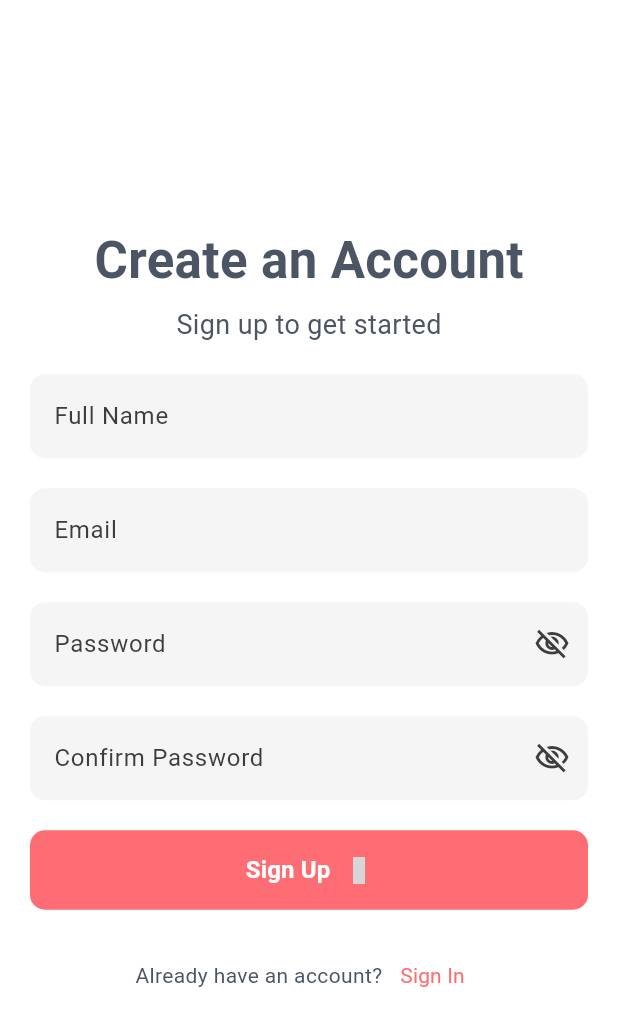
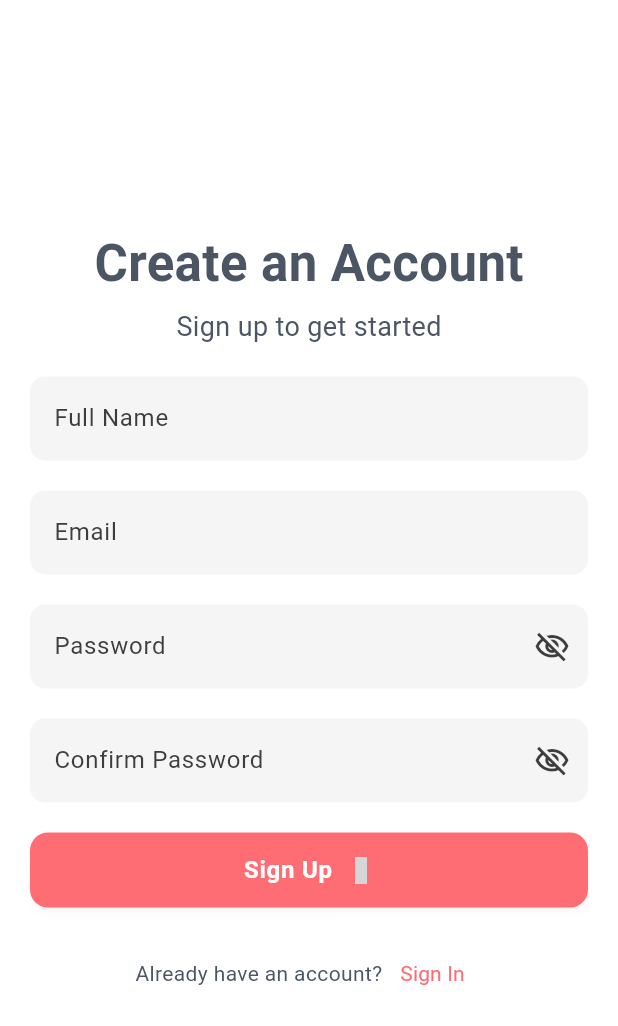
Before and after one commit to Reh4m/simple-register-app, a Flutter app: the screen it shows after launch, after a tap on "Sign In", after a tap on "Sign Up", on a phone screen of 412 x 824 dp. Shown: the top 1026 px of the screen. Run offline on Flutter 3.47's test engine with Material 3 defaults, Android fonts, the phone set to English and light mode, and no system bars; our stand-ins replace dartz, equatable, get_it, go_router, hugeicons, image_picker and 3 more; accounts and stored records are empty; grey boxes are pictures that could not be loaded.

Commit message:
Refactor (AuthScreens): Using 'CustomButton' widget for CTA button

```diff
--- a/lib/src/presentation/screens/auth/sign_in_screen.dart
+++ b/lib/src/presentation/screens/auth/sign_in_screen.dart
@@ -5,6 +5,7 @@ import 'package:provider/provider.dart';
 import 'package:simple_register_app/src/core/utils/validators.dart';
 import 'package:simple_register_app/src/domain/entities/sign_in_entity.dart';
 import 'package:simple_register_app/src/presentation/providers/auth_provider.dart';
+import 'package:simple_register_app/src/presentation/utils/custom_button.dart';
 import 'package:simple_register_app/src/presentation/utils/toast_notification.dart';
 
 class SignInScreen extends StatefulWidget {
@@ -173,38 +174,19 @@ class _SignInScreenState extends State<SignInScreen> {
   }
 
   Widget _buildSignInButton(bool isLoading) {
-    return FilledButton(
+    return CustomButton(
       onPressed: !isLoading ? _handleSignIn : null,
-      style: TextButton.styleFrom(
-        padding: const EdgeInsets.symmetric(vertical: 15.0),
-        shape: RoundedRectangleBorder(
-          borderRadius: BorderRadius.circular(10.0),
-        ),
-        minimumSize: const Size(double.infinity, 0),
+      text: 'Sign In',
+      variant: ButtonVariant.primary,
+      isLoading: isLoading,
+      width: double.infinity,
+      icon: const HugeIcon(
+        icon: HugeIcons.strokeRoundedArrowRight02,
+        color: Colors.white,
+        size: 18,
+        strokeWidth: 2.5,
       ),
-      child:
-          isLoading
-              ? const SizedBox(
-                height: 21.0,
-                width: 21.0,
-                child: CircularProgressIndicator(strokeWidth: 3.0),
-              )
-              : const Row(
-                mainAxisAlignment: MainAxisAlignment.center,
-                children: [
-                  Text(
-                    'Sign In',
-                    style: TextStyle(fontSize: 16, fontWeight: FontWeight.w600),
-                  ),
-                  SizedBox(width: 10),
-                  HugeIcon(
-                    icon: HugeIcons.strokeRoundedArrowRight02,
-                    color: Colors.white,
-                    size: 18,
-                    strokeWidth: 2.5,
-                  ),
-                ],
-              ),
+      iconPosition: ButtonIconPosition.right,
     );
   }
 
--- a/lib/src/presentation/screens/auth/sign_up_screen.dart
+++ b/lib/src/presentation/screens/auth/sign_up_screen.dart
@@ -6,6 +6,7 @@ import 'package:provider/provider.dart';
 import 'package:simple_register_app/src/core/utils/validators.dart';
 import 'package:simple_register_app/src/domain/entities/sign_up_entity.dart';
 import 'package:simple_register_app/src/presentation/providers/auth_provider.dart';
+import 'package:simple_register_app/src/presentation/utils/custom_button.dart';
 import 'package:simple_register_app/src/presentation/utils/toast_notification.dart';
 
 class SignUpScreen extends StatefulWidget {
@@ -243,38 +244,19 @@ class _SignUpScreenState extends State<SignUpScreen> {
   }
 
   Widget _buildSignUpButton(bool isLoading) {
-    return FilledButton(
+    return CustomButton(
       onPressed: !isLoading ? _handleSignUp : null,
-      style: TextButton.styleFrom(
-        padding: const EdgeInsets.symmetric(vertical: 15.0),
-        shape: RoundedRectangleBorder(
-          borderRadius: BorderRadius.circular(10.0),
-        ),
-        minimumSize: const Size(double.infinity, 0),
+      text: 'Sign Up',
+      variant: ButtonVariant.primary,
+      isLoading: isLoading,
+      width: double.infinity,
+      icon: const HugeIcon(
+        icon: HugeIcons.strokeRoundedArrowRight02,
+        color: Colors.white,
+        size: 18,
+        strokeWidth: 2.5,
       ),
-      child:
-          isLoading
-              ? const SizedBox(
-                height: 21.0,
-                width: 21.0,
-                child: CircularProgressIndicator(strokeWidth: 3.0),
-              )
-              : const Row(
-                mainAxisAlignment: MainAxisAlignment.center,
-                children: [
-                  Text(
-                    'Sign Up',
-                    style: TextStyle(fontSize: 16, fontWeight: FontWeight.w600),
-                  ),
-                  SizedBox(width: 10),
-                  HugeIcon(
-                    icon: HugeIcons.strokeRoundedArrowRight02,
-                    color: Colors.white,
-                    size: 18,
-                    strokeWidth: 2.5,
-                  ),
-                ],
-              ),
+      iconPosition: ButtonIconPosition.right,
     );
   }
 
```
